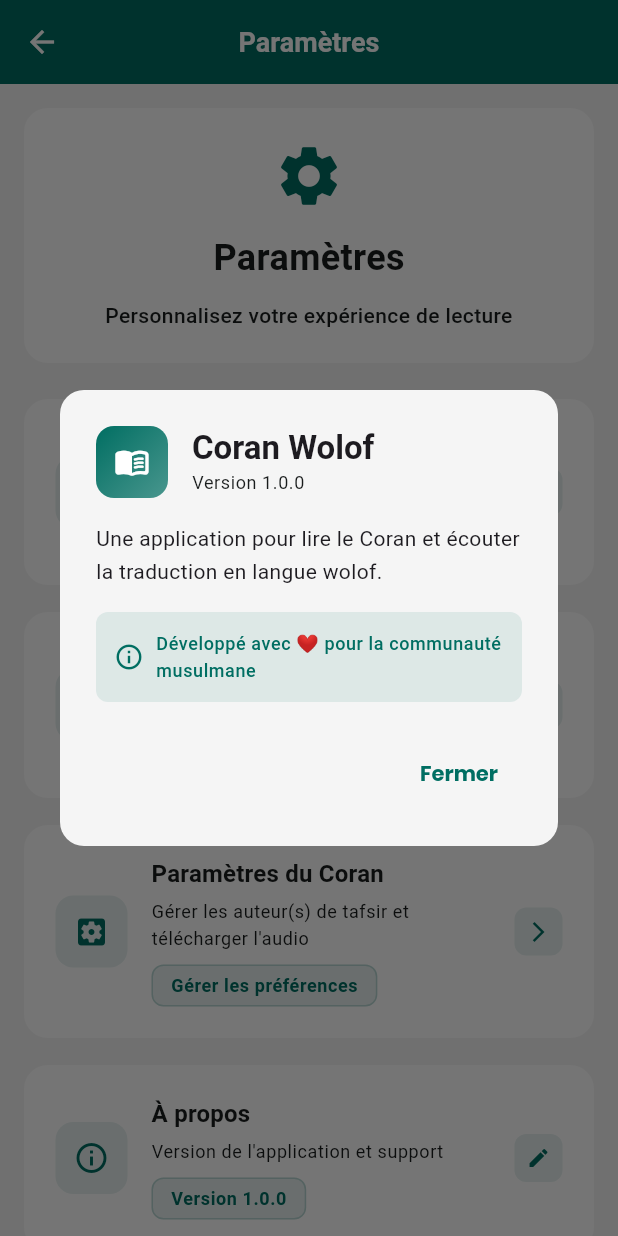
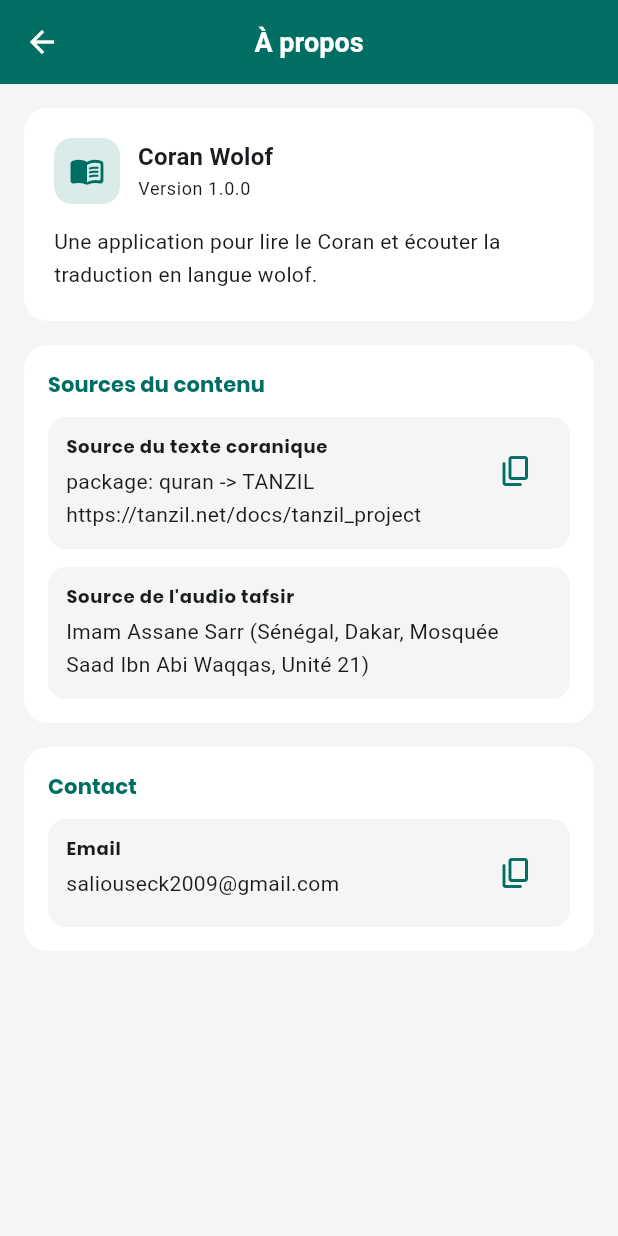
Before and after one commit to saliouseck2009/wolof_quran, a Flutter app: the SettingsPage screen opened by its route, after a tap on "À propos", on a phone screen of 412 x 824 dp. Run offline on Flutter 3.47's test engine with Material 3 defaults, Android fonts, the light colour scheme and no system bars; our stand-ins replace dio, equatable, flutter_bloc, get_it, just_audio, rxdart and 3 more; missing offline and left inert: ffmpeg_kit_flutter_new_min_gpl, quran; accounts and stored records are empty; network calls fail.

Commit message:
feat: Add About page with content sources and contact information refactor: Update app localization files for new About page features fix: Improve settings page navigation to About page

```diff
--- a/flutter_launcher_icons.yaml
+++ b/flutter_launcher_icons.yaml
@@ -1,6 +1,6 @@
 # flutter pub run flutter_launcher_icons
 flutter_launcher_icons:
-  image_path: "assets/icon/app_icon.png"
+  image_path: "assets/icon/app_icon_light.png"
 
   android: "launcher_icon"
   # image_path_android: "assets/icon/icon.png"
--- a/lib/core/navigation/app_routes.dart
+++ b/lib/core/navigation/app_routes.dart
@@ -5,6 +5,7 @@ import 'package:wolof_quran/presentation/views/settings_page.dart';
 import 'package:wolof_quran/presentation/views/surah_list_page.dart';
 import 'package:wolof_quran/presentation/views/surah_detail_page.dart';
 import 'package:wolof_quran/presentation/views/quran_settings_page.dart';
+import 'package:wolof_quran/presentation/views/about_page.dart';
 import 'package:wolof_quran/presentation/views/reciter_list_page.dart';
 import 'package:wolof_quran/presentation/views/reciter_chapters_download_page.dart';
 import 'package:wolof_quran/presentation/views/reciter_audio_updates_page.dart';
@@ -50,6 +51,8 @@ class AppRoutes {
         );
       case '/quran-settings':
         return _materialRoute(view: QuranSettingsPage(), settings: settings);
+      case AboutPage.routeName:
+        return _materialRoute(view: AboutPage(), settings: settings);
       // case '/surah-audio-list':
       //   return _materialRoute(view: SurahAudioListPage(), settings: settings);
       case '/search':
--- a/lib/l10n/app_ar.arb
+++ b/lib/l10n/app_ar.arb
@@ -142,6 +142,15 @@
   "about": "حول التطبيق",
   "aboutSubtitle": "إصدار التطبيق والدعم",
   "aboutDescription": "تطبيق لقراءة القرآن والاستماع إلى التلاوات باللغة الولوف.",
+  "aboutContentSourcesTitle": "مصادر المحتوى",
+  "quranTextSourceTitle": "مصدر نص القرآن",
+  "audioManifestSourceTitle": "ملف توفر الصوت",
+  "tafsirAudioSourceTitle": "مصدر صوت التفسير",
+  "tafsirAudioSourceDetails": "الإمام أسان صار (السنغال، داكار، مسجد سعد بن أبي وقاص، الوحدة 21)",
+  "aboutContactTitle": "التواصل",
+  "contactEmailLabel": "البريد الإلكتروني",
+  "copyLabel": "نسخ",
+  "copiedToClipboard": "تم نسخ {label}",
   "appVersion": "الإصدار {version}",
   "@appVersion": {
     "description": "تسمية إصدار التطبيق مع الرقم",
--- a/lib/l10n/app_en.arb
+++ b/lib/l10n/app_en.arb
@@ -648,6 +648,48 @@
   "@aboutDescription": {
     "description": "About dialog description"
   },
+  "aboutContentSourcesTitle": "Content Sources",
+  "@aboutContentSourcesTitle": {
+    "description": "Section title for content attribution sources"
+  },
+  "quranTextSourceTitle": "Quran text source",
+  "@quranTextSourceTitle": {
+    "description": "Label for Quran text source URL"
+  },
+  "audioManifestSourceTitle": "Audio availability manifest",
+  "@audioManifestSourceTitle": {
+    "description": "Label for remote audio availability manifest source"
+  },
+  "tafsirAudioSourceTitle": "Tafsir audio source",
+  "@tafsirAudioSourceTitle": {
+    "description": "Label for tafsir audio attribution"
+  },
+  "tafsirAudioSourceDetails": "Imam Assane Sarr (Senegal, Dakar, Mosque Saad Ibn Abi Waqqas, Unite 21)",
+  "@tafsirAudioSourceDetails": {
+    "description": "Attribution details for tafsir audio source"
+  },
+  "aboutContactTitle": "Contact",
+  "@aboutContactTitle": {
+    "description": "Section title for contact information"
+  },
+  "contactEmailLabel": "Email",
+  "@contactEmailLabel": {
+    "description": "Label for contact email row"
+  },
+  "copyLabel": "Copy",
+  "@copyLabel": {
+    "description": "Tooltip/label for copy action"
+  },
+  "copiedToClipboard": "{label} copied",
+  "@copiedToClipboard": {
+    "description": "Snackbar message after copying a value",
+    "placeholders": {
+      "label": {
+        "type": "String",
+        "description": "Name of the copied value"
+      }
+    }
+  },
   "appVersion": "Version {version}",
   "@appVersion": {
     "description": "App version label with number",
--- a/lib/l10n/app_fr.arb
+++ b/lib/l10n/app_fr.arb
@@ -133,6 +133,15 @@
   "about": "À propos",
   "aboutSubtitle": "Version de l'application et support",
   "aboutDescription": "Une application pour lire le Coran et écouter la traduction en langue wolof.",
+  "aboutContentSourcesTitle": "Sources du contenu",
+  "quranTextSourceTitle": "Source du texte coranique",
+  "audioManifestSourceTitle": "Manifeste de disponibilité audio",
+  "tafsirAudioSourceTitle": "Source de l'audio tafsir",
+  "tafsirAudioSourceDetails": "Imam Assane Sarr (Sénégal, Dakar, Mosquée Saad Ibn Abi Waqqas, Unité 21)",
+  "aboutContactTitle": "Contact",
+  "contactEmailLabel": "Email",
+  "copyLabel": "Copier",
+  "copiedToClipboard": "{label} copié",
   "appVersion": "Version {version}",
   "@appVersion": {
     "description": "Libellé de version de l'application avec numéro",
--- /dev/null
+++ b/lib/presentation/views/about_page.dart
@@ -0,0 +1,297 @@
+import 'package:flutter/material.dart';
+import 'package:flutter/services.dart';
+
+import '../../l10n/generated/app_localizations.dart';
+import '../widgets/snackbar.dart';
+
+class AboutPage extends StatelessWidget {
+  static const String routeName = '/about';
+
+  static const String _appVersion = '1.0.0';
+  static const String _quranSourceUrl =
+      'https://tanzil.net/docs/tanzil_project';
+  // static const String _audioManifestUrl =
+  //     'https://github.com/saliouseck2009/algo-practice/raw/refs/heads/main/availability.json';
+  static const String _contactEmail = 'saliouseck2009@gmail.com';
+
+  const AboutPage({super.key});
+
+  @override
+  Widget build(BuildContext context) {
+    final localizations = AppLocalizations.of(context)!;
+    final colorScheme = Theme.of(context).colorScheme;
+
+    return Scaffold(
+      backgroundColor: colorScheme.surface,
+      appBar: AppBar(
+        title: Text(
+          localizations.about,
+          style: TextStyle(
+            fontWeight: FontWeight.w600,
+            color: colorScheme.onPrimary,
+            fontSize: 18,
+          ),
+        ),
+        backgroundColor: colorScheme.brightness == Brightness.dark
+            ? colorScheme.surface
+            : colorScheme.primary,
+        iconTheme: IconThemeData(color: colorScheme.onPrimary),
+        elevation: 0,
+        scrolledUnderElevation: 0,
+      ),
+      body: SingleChildScrollView(
+        padding: const EdgeInsets.all(16),
+        child: Column(
+          crossAxisAlignment: CrossAxisAlignment.start,
+          children: [
+            _HeaderCard(
+              appName: localizations.appTitle,
+              versionLabel: localizations.appVersion(_appVersion),
+              description: localizations.aboutDescription,
+            ),
+            const SizedBox(height: 16),
+            _SectionCard(
+              title: localizations.aboutContentSourcesTitle,
+              children: [
+                _SourceRow(
+                  label: localizations.quranTextSourceTitle,
+                  value: "package: quran -> TANZIL \n$_quranSourceUrl",
+                  onCopy: () => _copyValue(
+                    context,
+                    localizations,
+                    _quranSourceUrl,
+                    localizations.quranTextSourceTitle,
+                  ),
+                ),
+                // const SizedBox(height: 12),
+                // _SourceRow(
+                //   label: localizations.audioManifestSourceTitle,
+                //   value: _audioManifestUrl,
+                //   onCopy: () => _copyValue(
+                //     context,
+                //     localizations,
+                //     _audioManifestUrl,
+                //     localizations.audioManifestSourceTitle,
+                //   ),
+                // ),
+                const SizedBox(height: 12),
+                _SourceRow(
+                  label: localizations.tafsirAudioSourceTitle,
+                  value: localizations.tafsirAudioSourceDetails,
+                  onCopy: null,
+                ),
+              ],
+            ),
+            const SizedBox(height: 16),
+            _SectionCard(
+              title: localizations.aboutContactTitle,
+              children: [
+                _SourceRow(
+                  label: localizations.contactEmailLabel,
+                  value: _contactEmail,
+                  onCopy: () => _copyValue(
+                    context,
+                    localizations,
+                    _contactEmail,
+                    localizations.contactEmailLabel,
+                  ),
+                ),
+              ],
+            ),
+          ],
+        ),
+      ),
+    );
+  }
+
+  Future<void> _copyValue(
+    BuildContext context,
+    AppLocalizations localizations,
+    String value,
+    String label,
+  ) async {
+    await Clipboard.setData(ClipboardData(text: value));
+    if (context.mounted) {
+      CustomSnackbar.showSnackbar(
+        context,
+        localizations.copiedToClipboard(label),
+        duration: 2,
+      );
+    }
+  }
+}
+
+class _HeaderCard extends StatelessWidget {
+  final String appName;
+  final String versionLabel;
+  final String description;
+
+  const _HeaderCard({
+    required this.appName,
+    required this.versionLabel,
+    required this.description,
+  });
+
+  @override
+  Widget build(BuildContext context) {
+    final colorScheme = Theme.of(context).colorScheme;
+    final textTheme = Theme.of(context).textTheme;
+
+    return Container(
+      width: double.infinity,
+      padding: const EdgeInsets.all(20),
+      decoration: BoxDecoration(
+        color: colorScheme.onPrimary,
+        borderRadius: BorderRadius.circular(16),
+      ),
+      child: Column(
+        crossAxisAlignment: CrossAxisAlignment.start,
+        children: [
+          Row(
+            children: [
+              Container(
+                width: 44,
+                height: 44,
+                decoration: BoxDecoration(
+                  color: colorScheme.primary.withValues(alpha: 0.14),
+                  borderRadius: BorderRadius.circular(12),
+                ),
+                child: Icon(
+                  Icons.menu_book_rounded,
+                  color: colorScheme.primary,
+                  size: 24,
+                ),
+              ),
+              const SizedBox(width: 12),
+              Expanded(
+                child: Column(
+                  crossAxisAlignment: CrossAxisAlignment.start,
+                  children: [
+                    Text(
+                      appName,
+                      style: textTheme.titleMedium?.copyWith(
+                        fontWeight: FontWeight.w700,
+                      ),
+                    ),
+                    Text(
+                      versionLabel,
+                      style: textTheme.bodySmall?.copyWith(
+                        color: colorScheme.onSurfaceVariant,
+                      ),
+                    ),
+                  ],
+                ),
+              ),
+            ],
+          ),
+          const SizedBox(height: 14),
+          Text(
+            description,
+            style: textTheme.bodyMedium?.copyWith(color: colorScheme.onSurface),
+          ),
+        ],
+      ),
+    );
+  }
+}
+
+class _SectionCard extends StatelessWidget {
+  final String title;
+  final List<Widget> children;
+
+  const _SectionCard({required this.title, required this.children});
+
+  @override
+  Widget build(BuildContext context) {
+    final colorScheme = Theme.of(context).colorScheme;
+    final textTheme = Theme.of(context).textTheme;
+
+    return Container(
+      width: double.infinity,
+      padding: const EdgeInsets.all(16),
+      decoration: BoxDecoration(
+        color: colorScheme.onPrimary,
+        borderRadius: BorderRadius.circular(16),
+      ),
+      child: Column(
+        crossAxisAlignment: CrossAxisAlignment.start,
+        children: [
+          Text(
+            title,
+            style: textTheme.titleSmall?.copyWith(
+              fontWeight: FontWeight.w700,
+              color: colorScheme.primary,
+            ),
+          ),
+          const SizedBox(height: 12),
+          ...children,
+        ],
+      ),
+    );
+  }
+}
+
+class _SourceRow extends StatelessWidget {
+  final String label;
+  final String value;
+  final VoidCallback? onCopy;
+
+  const _SourceRow({
+    required this.label,
+    required this.value,
+    required this.onCopy,
+  });
+
+  @override
+  Widget build(BuildContext context) {
+    final colorScheme = Theme.of(context).colorScheme;
+    final textTheme = Theme.of(context).textTheme;
+    final localizations = AppLocalizations.of(context)!;
+
+    return Container(
+      width: double.infinity,
+      padding: const EdgeInsets.all(12),
+      decoration: BoxDecoration(
+        color: colorScheme.surface,
+        borderRadius: BorderRadius.circular(12),
+        // border: Border.all(
+        //   color: colorScheme.outlineVariant.withValues(alpha: 0.6),
+        // ),
+      ),
+      child: Row(
+        crossAxisAlignment: CrossAxisAlignment.start,
+        children: [
+          Expanded(
+            child: Column(
+              crossAxisAlignment: CrossAxisAlignment.start,
+              children: [
+                Text(
+                  label,
+                  style: textTheme.labelMedium?.copyWith(
+                    fontWeight: FontWeight.w700,
+                    color: colorScheme.onSurfaceVariant,
+                  ),
+                ),
+                const SizedBox(height: 4),
+                SelectableText(
+                  value,
+                  style: textTheme.bodyMedium?.copyWith(
+                    color: colorScheme.onSurface,
+                  ),
+                ),
+              ],
+            ),
+          ),
+          if (onCopy != null) ...[
+            const SizedBox(width: 8),
+            IconButton(
+              onPressed: onCopy,
+              tooltip: localizations.copyLabel,
+              icon: Icon(Icons.copy_rounded, color: colorScheme.primary),
+            ),
+          ],
+        ],
+      ),
+    );
+  }
+}
--- a/lib/presentation/views/settings_page.dart
+++ b/lib/presentation/views/settings_page.dart
@@ -3,9 +3,9 @@ import 'package:flutter_bloc/flutter_bloc.dart';
 
 import '../../core/config/localization/localization_service.dart';
 import '../../l10n/generated/app_localizations.dart';
+import 'about_page.dart';
 import '../cubits/language_cubit.dart';
 import '../cubits/theme_cubit.dart';
-import '../widgets/settings/about_app_dialog.dart';
 import '../widgets/settings/language_selector_sheet.dart';
 import '../widgets/settings/settings_header.dart';
 import '../widgets/settings/settings_menu_item.dart';
@@ -32,10 +32,9 @@ class SettingsPage extends StatelessWidget {
             fontSize: 18,
           ),
         ),
-        backgroundColor:
-            colorScheme.brightness == Brightness.dark
-                ? colorScheme.surface
-                : colorScheme.primary,
+        backgroundColor: colorScheme.brightness == Brightness.dark
+            ? colorScheme.surface
+            : colorScheme.primary,
         iconTheme: IconThemeData(color: colorScheme.onPrimary),
         elevation: 0,
         scrolledUnderElevation: 0,
@@ -49,15 +48,11 @@ class SettingsPage extends StatelessWidget {
             const SizedBox(height: 24),
             _SettingsMenu(
               localizations: localizations,
-              onShowLanguage: () => _showLanguageSelector(
-                context,
-                localizations,
-              ),
-              onShowTheme: () => _showThemeSelector(
-                context,
-                localizations,
-              ),
-              onShowAbout: () => showAboutAppDialog(context),
+              onShowLanguage: () =>
+                  _showLanguageSelector(context, localizations),
+              onShowTheme: () => _showThemeSelector(context, localizations),
+              onShowAbout: () =>
+                  Navigator.pushNamed(context, AboutPage.routeName),
             ),
             const SizedBox(height: 54),
           ],
@@ -107,8 +102,7 @@ class _SettingsMenu extends StatelessWidget {
   @override
   Widget build(BuildContext context) {
     final currentLocale = context.watch<LanguageCubit>().state;
-    final languageValue =
-        LocalizationService.getLanguageName(currentLocale);
+    final languageValue = LocalizationService.getLanguageName(currentLocale);
 
     return Column(
       children: [
@@ -143,7 +137,9 @@ class _SettingsMenu extends StatelessWidget {
           subtitle: localizations.aboutSubtitle,
           value: localizations.appVersion('1.0.0'),
           onTap: onShowAbout,
+          showArrow: true,
         ),
+        SizedBox(height: 16),
       ],
     );
   }
--- a/lib/presentation/widgets/settings/about_app_dialog.dart
+++ /dev/null
@@ -1,102 +0,0 @@
-import 'package:flutter/material.dart';
-
-import '../../../core/config/theme/app_gradients.dart';
-import '../../../l10n/generated/app_localizations.dart';
-
-void showAboutAppDialog(BuildContext context) {
-  final localizations = AppLocalizations.of(context)!;
-  final colorScheme = Theme.of(context).colorScheme;
-
-  showDialog(
-    context: context,
-    builder: (context) => AlertDialog(
-      shape: RoundedRectangleBorder(borderRadius: BorderRadius.circular(16)),
-      title: Row(
-        children: [
-          Container(
-            width: 48,
-            height: 48,
-            decoration: BoxDecoration(
-              gradient: AppGradients.primary(colorScheme),
-              borderRadius: BorderRadius.circular(12),
-            ),
-            child: Icon(
-              Icons.menu_book_rounded,
-              color: colorScheme.onPrimary,
-              size: 24,
-            ),
-          ),
-          const SizedBox(width: 16),
-          Expanded(
-            child: Column(
-              crossAxisAlignment: CrossAxisAlignment.start,
-              children: [
-                Text(
-                  localizations.appTitle,
-                  style: Theme.of(context).textTheme.titleLarge?.copyWith(
-                        fontWeight: FontWeight.w600,
-                      ),
-                ),
-                Text(
-                  localizations.appVersion('1.0.0'),
-                  style: Theme.of(context).textTheme.bodySmall?.copyWith(
-                        color: colorScheme.onSurfaceVariant,
-                      ),
-                ),
-              ],
-            ),
-          ),
-        ],
-      ),
-      content: Column(
-        mainAxisSize: MainAxisSize.min,
-        crossAxisAlignment: CrossAxisAlignment.start,
-        children: [
-          Text(
-            localizations.aboutDescription,
-            style: Theme.of(context).textTheme.bodyMedium,
-          ),
-          const SizedBox(height: 16),
-          Container(
-            padding: const EdgeInsets.all(12),
-            decoration: BoxDecoration(
-              color: colorScheme.primary.withValues(alpha: 0.1),
-              borderRadius: BorderRadius.circular(8),
-            ),
-            child: Row(
-              children: [
-                Icon(
-                  Icons.info_outline,
-                  color: colorScheme.primary,
-                  size: 20,
-                ),
-                const SizedBox(width: 8),
-                Expanded(
-                  child: Text(
-                    localizations.developedWithLove,
-                    style: Theme.of(context).textTheme.bodySmall?.copyWith(
-                          color: colorScheme.primary,
-                          fontWeight: FontWeight.w500,
-                        ),
-                  ),
-                ),
-              ],
-            ),
-          ),
-        ],
-      ),
-      actions: [
-        TextButton(
-          onPressed: () => Navigator.of(context).pop(),
-          child: Text(
-            localizations.close,
-            style: TextStyle(
-              color: colorScheme.primary,
-              fontWeight: FontWeight.w600,
-            ),
-          ),
-        ),
-      ],
-    ),
-  );
-}
--- a/pubspec.yaml
+++ b/pubspec.yaml
@@ -2,7 +2,7 @@ name: wolof_quran
 description: "A new Flutter project."
 # The following line prevents the package from being accidentally published to
 # pub.dev using `flutter pub publish`. This is preferred for private packages.
-publish_to: 'none' # Remove this line if you wish to publish to pub.dev
+publish_to: "none" # Remove this line if you wish to publish to pub.dev
 
 # The following defines the version and build number for your application.
 # A version number is three numbers separated by dots, like 1.2.43
```
Also changed, not shown: lib/l10n/generated/app_localizations.dart, lib/l10n/generated/app_localizations_ar.dart, lib/l10n/generated/app_localizations_en.dart, lib/l10n/generated/app_localizations_fr.dart, 27 other files.
